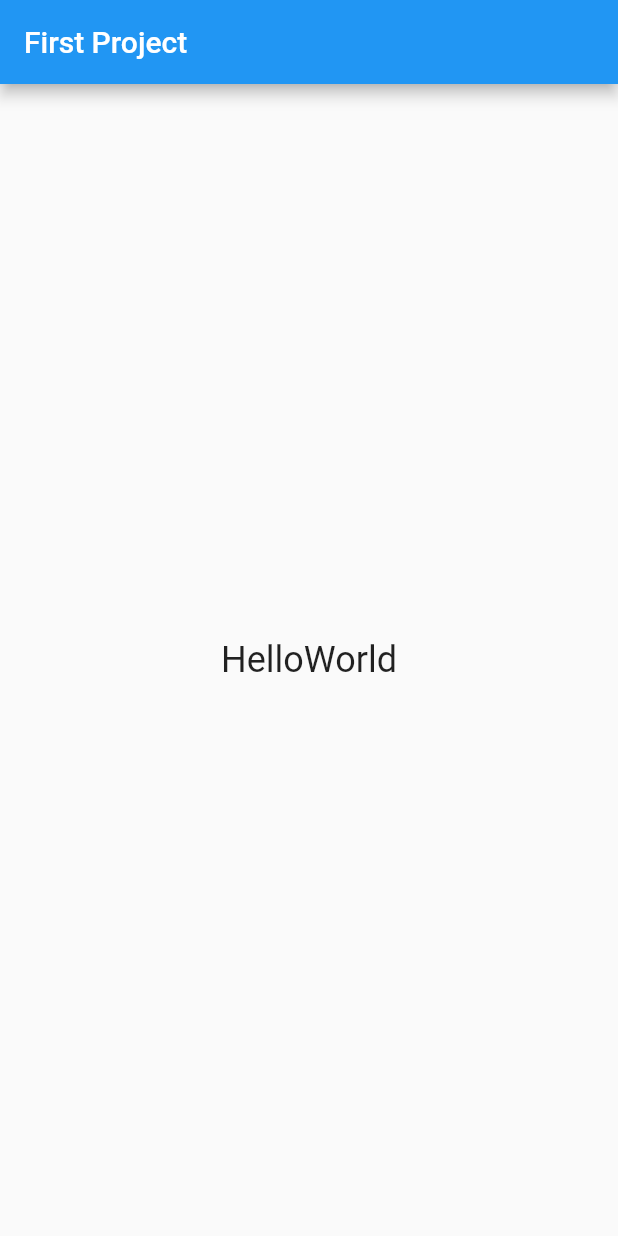
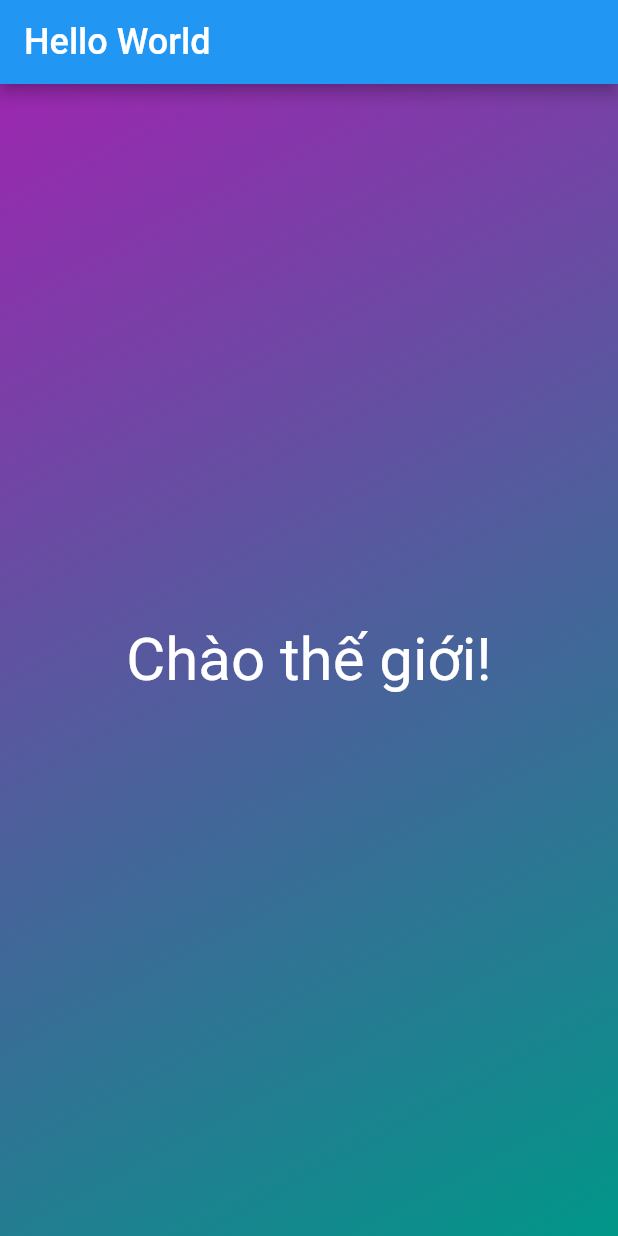
Before and after one commit to taoquynh/LearnFlutter, a Flutter app: the screen it shows after launch, on a phone screen of 412 x 824 dp. Run offline on Flutter 3.47's test engine with Material 2 defaults, Android fonts, the phone set to English and light mode, and no system bars.

Commit message:
helloworld

```diff
--- a/hello_world/lib/main.dart
+++ b/hello_world/lib/main.dart
@@ -2,101 +2,38 @@ import 'package:flutter/material.dart';
 
 void main() => runApp(MyApp());
 
+// Một ứng dụng Flutter bắt buộc phải trả về đầu tiên là một MaterialApp,
+// MaterialApp này sẽ có thuộc tính title (Tên ứng dụng hiển thị cho người dùng) và home (quy định màn đầu tiên xuất hiện)
 class MyApp extends StatelessWidget {
-  // This widget is the root of your application.
   @override
   Widget build(BuildContext context) {
     return MaterialApp(
       title: 'Flutter Demo',
-      theme: ThemeData(
-        // This is the theme of your application.
-        //
-        // Try running your application with "flutter run". You'll see the
-        // application has a blue toolbar. Then, without quitting the app, try
-        // changing the primarySwatch below to Colors.green and then invoke
-        // "hot reload" (press "r" in the console where you ran "flutter run",
-        // or simply save your changes to "hot reload" in a Flutter IDE).
-        // Notice that the counter didn't reset back to zero; the application
-        // is not restarted.
-        primarySwatch: Colors.blue,
-      ),
-      home: MyHomePage(title: 'First Project'),
+      home: HelloWorld(),
     );
   }
 }
 
-class MyHomePage extends StatefulWidget {
-  MyHomePage({Key key, this.title}) : super(key: key);
-
-  // This widget is the home page of your application. It is stateful, meaning
-  // that it has a State object (defined below) that contains fields that affect
-  // how it looks.
-
-  // This class is the configuration for the state. It holds the values (in this
-  // case the title) provided by the parent (in this case the App widget) and
-  // used by the build method of the State. Fields in a Widget subclass are
-  // always marked "final".
-
-  final String title;
-
-  @override
-  _MyHomePageState createState() => _MyHomePageState();
-}
-
-class _MyHomePageState extends State<MyHomePage> {
-  int _counter = 0;
-
-  void _incrementCounter() {
-    setState(() {
-      // This call to setState tells the Flutter framework that something has
-      // changed in this State, which causes it to rerun the build method below
-      // so that the display can reflect the updated values. If we changed
-      // _counter without calling setState(), then the build method would not be
-      // called again, and so nothing would appear to happen.
-      _counter++;
-    });
-  }
-
+class HelloWorld extends StatelessWidget {
   @override
   Widget build(BuildContext context) {
-    // This method is rerun every time setState is called, for instance as done
-    // by the _incrementCounter method above.
-    //
-    // The Flutter framework has been optimized to make rerunning build methods
-    // fast, so that you can just rebuild anything that needs updating rather
-    // than having to individually change instances of widgets.
     return Scaffold(
       appBar: AppBar(
-        // Here we take the value from the MyHomePage object that was created by
-        // the App.build method, and use it to set our appbar title.
-        title: Text(widget.title),
+        title: Text(
+          'Hello World',
+          style: TextStyle(fontSize: 24),
+        ),
+        // backgroundColor: Colors.indigo,
       ),
-      body: Center(
-        // Center is a layout widget. It takes a single child and positions it
-        // in the middle of the parent.
-        child: Column(
-          // Column is also a layout widget. It takes a list of children and
-          // arranges them vertically. By default, it sizes itself to fit its
-          // children horizontally, and tries to be as tall as its parent.
-          //
-          // Invoke "debug painting" (press "p" in the console, choose the
-          // "Toggle Debug Paint" action from the Flutter Inspector in Android
-          // Studio, or the "Toggle Debug Paint" command in Visual Studio Code)
-          // to see the wireframe for each widget.
-          //
-          // Column has various properties to control how it sizes itself and
-          // how it positions its children. Here we use mainAxisAlignment to
-          // center the children vertically; the main axis here is the vertical
-          // axis because Columns are vertical (the cross axis would be
-          // horizontal).
-          mainAxisAlignment: MainAxisAlignment.center,
-          children: <Widget>[
-            Text(
-              'HelloWorld',
-              style: TextStyle(fontSize: 24)
-            )
-          ],
-        ),
+      body: Container(
+        decoration: BoxDecoration(
+            gradient: LinearGradient(
+                begin: Alignment.topLeft,
+                end: Alignment.bottomRight,
+                colors: [Colors.purple, Colors.teal])),
+                child: Center(
+                  child: Text('Chào thế giới!', style: TextStyle(fontSize: 40, color: Colors.white),),
+                ),
       ),
     );
   }
```
